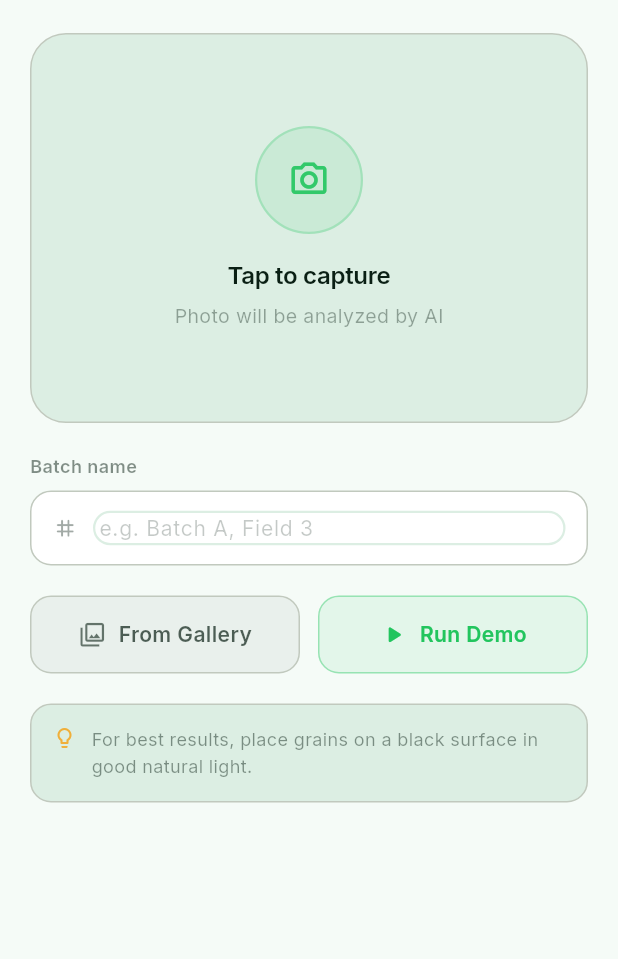
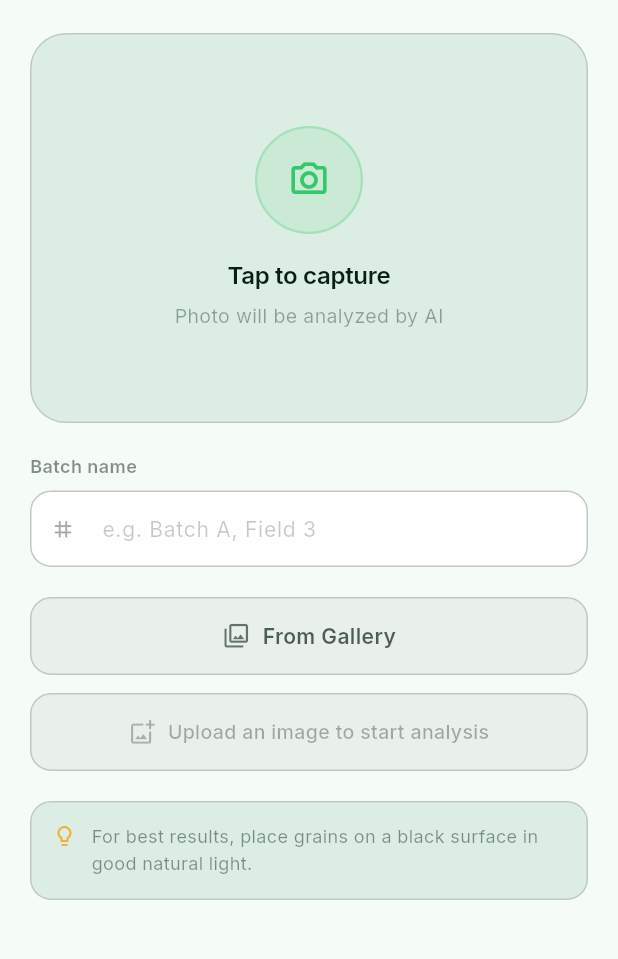
Before and after one commit to FahimKhamsa/Chal.AI-A-Rice-Grain-Analyzer-System, a Flutter app: the screen it shows once a user with an empty profile is signed in, on a phone screen of 412 x 824 dp, the part 87-1046 px from its top. Run offline on Flutter 3.47's test engine with Material 3 defaults, Android fonts, the phone set to English and light mode, and no system bars; our stand-ins replace fl_chart, flutter_riverpod, go_router, google_fonts, image_picker, share_plus and 3 more; missing offline and left inert: dart:js_interop; accounts and stored records are empty.

Commit message:
minor ui/ux fixes

```diff
--- a/Chal.AI/lib/core/localization/app_strings.dart
+++ b/Chal.AI/lib/core/localization/app_strings.dart
@@ -51,6 +51,9 @@ class AppStrings {
   String get couldNotSaveRecord =>
       isBn ? 'রেকর্ড সংরক্ষণ করা যায়নি' : 'Could not save record';
   String get batchADefault => isBn ? 'ব্যাচ এ' : 'Batch A';
+  String get startAnalysis => isBn ? 'বিশ্লেষণ শুরু করুন' : 'Start Analysis';
+  String get uploadImageToStart =>
+      isBn ? 'বিশ্লেষণ শুরু করতে ছবি যোগ করুন' : 'Upload an image to start analysis';
 
   // ── Settings screen ───────────────────────────────────────────────────────
   String get settings => isBn ? 'সেটিংস' : 'Settings';
--- a/Chal.AI/lib/features/auth/presentation/screens/profile_screen.dart
+++ b/Chal.AI/lib/features/auth/presentation/screens/profile_screen.dart
@@ -4,6 +4,7 @@ import 'package:google_fonts/google_fonts.dart';
 
 import '../../../../core/localization/app_strings.dart';
 import '../../../../core/theme/app_theme.dart';
+import '../../../../core/widgets/app_sidebar.dart';
 import '../../domain/models/user_profile.dart';
 import '../providers/profile_provider.dart';
 
@@ -141,6 +142,7 @@ class _ProfileScreenState extends ConsumerState<ProfileScreen> {
             '${profile.firstName[0]}${profile.lastName[0]}'.toUpperCase();
 
         return Scaffold(
+          drawer: const AppSidebar(),
           appBar: AppBar(
             elevation: 0,
             title: Text(
--- a/Chal.AI/lib/features/capture/presentation/providers/capture_provider.dart
+++ b/Chal.AI/lib/features/capture/presentation/providers/capture_provider.dart
@@ -23,7 +23,7 @@ import '../../../history/presentation/providers/history_provider.dart';
 const bool _useMock = bool.fromEnvironment('USE_MOCK', defaultValue: false);
 const bool _useRunPod = bool.fromEnvironment('USE_RUNPOD', defaultValue: true);
 
-enum CaptureStatus { idle, analyzing, done, error }
+enum CaptureStatus { idle, imageSelected, analyzing, done, error }
 
 class CaptureState {
   final String batchName;
@@ -94,34 +94,39 @@ class CaptureNotifier extends StateNotifier<CaptureState> {
     state = state.copyWith(isFlashOn: !state.isFlashOn);
   }
 
-  Future<AnalysisResult?> pickFromGallery() async {
+  Future<void> pickFromGallery() async {
     final xfile = await _picker.pickImage(
       source: ImageSource.gallery,
       imageQuality: 90,
     );
-    if (xfile == null) return null;
-    return _startAnalysis(xfile);
+    if (xfile == null) return;
+    await _loadImage(xfile);
   }
 
-  Future<AnalysisResult?> captureFromCamera() async {
+  Future<void> captureFromCamera() async {
     final xfile = await _picker.pickImage(
       source: ImageSource.camera,
       imageQuality: 90,
       preferredCameraDevice: CameraDevice.rear,
     );
-    if (xfile == null) return null;
-    return _startAnalysis(xfile);
+    if (xfile == null) return;
+    await _loadImage(xfile);
   }
 
-  Future<AnalysisResult?> _startAnalysis(XFile xfile) async {
-    // Load bytes immediately so the preview renders on all platforms
+  Future<void> _loadImage(XFile xfile) async {
     final bytes = await xfile.readAsBytes();
     state = state.copyWith(
       imageBytes: bytes,
       selectedXFile: xfile,
-      status: CaptureStatus.analyzing,
+      status: CaptureStatus.imageSelected,
       clearHistorySaveError: true,
     );
+  }
+
+  Future<AnalysisResult?> startAnalysis() async {
+    final xfile = state.selectedXFile;
+    if (xfile == null) return null;
+    state = state.copyWith(status: CaptureStatus.analyzing);
     return _runAnalysis(xfile);
   }
 
--- a/Chal.AI/lib/features/capture/presentation/screens/capture_screen.dart
+++ b/Chal.AI/lib/features/capture/presentation/screens/capture_screen.dart
@@ -9,7 +9,6 @@ import '../../../../core/router/app_router.dart';
 import '../../../../core/theme/app_theme.dart';
 import '../../../../core/widgets/app_logo.dart';
 import '../../../../core/widgets/app_sidebar.dart';
-import '../../../analysis/domain/models/analysis_result.dart';
 import '../providers/capture_provider.dart';
 import '../widgets/analyzing_overlay.dart';
 
@@ -23,6 +22,7 @@ class CaptureScreen extends ConsumerStatefulWidget {
 class _CaptureScreenState extends ConsumerState<CaptureScreen>
     with SingleTickerProviderStateMixin {
   final _batchController = TextEditingController(text: '');
+  final _batchFocusNode = FocusNode();
   late AnimationController _entryCtrl;
   late Animation<double> _fadeAnim;
   late Animation<Offset> _slideAnim;
@@ -45,6 +45,7 @@ class _CaptureScreenState extends ConsumerState<CaptureScreen>
   @override
   void dispose() {
     _batchController.dispose();
+    _batchFocusNode.dispose();
     _entryCtrl.dispose();
     super.dispose();
   }
@@ -59,7 +60,12 @@ class _CaptureScreenState extends ConsumerState<CaptureScreen>
     ref.listen(captureProvider, (prev, next) {
       if (next.status == CaptureStatus.done && next.result != null) {
         context.push(AppRoutes.analysisResult, extra: next.result);
-        Future.delayed(const Duration(milliseconds: 600), notifier.reset);
+        _batchController.clear();
+        _batchFocusNode.unfocus();
+        Future.delayed(const Duration(milliseconds: 600), () {
+          notifier.reset();
+          _batchFocusNode.unfocus();
+        });
       } else if (next.status == CaptureStatus.error &&
           next.errorMessage != null) {
         ScaffoldMessenger.of(context).showSnackBar(
@@ -83,7 +89,9 @@ class _CaptureScreenState extends ConsumerState<CaptureScreen>
       }
     });
 
-    return Scaffold(
+    return GestureDetector(
+      onTap: () => FocusScope.of(context).unfocus(),
+      child: Scaffold(
         drawer: const AppSidebar(),
         body: Stack(
           children: [
@@ -116,6 +124,7 @@ class _CaptureScreenState extends ConsumerState<CaptureScreen>
                               // ── Batch name field ─────────────────────
                               _BatchSection(
                                 controller: _batchController,
+                                focusNode: _batchFocusNode,
                                 onChanged: notifier.setBatchName,
                                 s: s,
                               ),
@@ -125,16 +134,15 @@ class _CaptureScreenState extends ConsumerState<CaptureScreen>
                               // ── Action buttons ───────────────────────
                               _ActionButtons(
                                 onGallery: () => notifier.pickFromGallery(),
-                              onDemo: () {
-                                final name =
-                                    _batchController.text.trim().isEmpty
-                                        ? s.batchADefault
-                                        : _batchController.text.trim();
-                                context.push(
-                                  AppRoutes.analysisResult,
-                                  extra: AnalysisResult.mock(batchName: name),
-                                );
-                              },
+                                s: s,
+                              ),
+
+                              const SizedBox(height: 12),
+                              _StartAnalysisButton(
+                                onTap: state.status == CaptureStatus.imageSelected
+                                    ? () => notifier.startAnalysis()
+                                    : null,
+                                hasImage: state.hasImage,
                                 s: s,
                               ),
 
@@ -153,8 +161,10 @@ class _CaptureScreenState extends ConsumerState<CaptureScreen>
                 ),
               ),
             ),
-          if (state.status == CaptureStatus.analyzing) const AnalyzingOverlay(),
+            if (state.status == CaptureStatus.analyzing)
+              const AnalyzingOverlay(),
           ],
+        ),
       ),
     );
   }
@@ -373,10 +383,12 @@ class _HeroCaptureCard extends StatelessWidget {
 
 class _BatchSection extends StatelessWidget {
   final TextEditingController controller;
+  final FocusNode focusNode;
   final ValueChanged<String> onChanged;
   final AppStrings s;
   const _BatchSection({
     required this.controller,
+    required this.focusNode,
     required this.onChanged,
     required this.s,
   });
@@ -397,31 +409,9 @@ class _BatchSection extends StatelessWidget {
           ),
         ),
         const SizedBox(height: 8),
-        Container(
-          height: 50,
-          decoration: BoxDecoration(
-            color: Theme.of(context).brightness == Brightness.dark
-                ? const Color(0xFF131E17)
-                : Colors.white,
-            borderRadius: BorderRadius.circular(14),
-            border: Border.all(
-                color: Theme.of(context).colorScheme.outlineVariant, width: 1),
-          ),
-          child: Row(
-            children: [
-              const SizedBox(width: 14),
-              Icon(
-                Icons.tag_rounded,
-                size: 17,
-                color: Theme.of(context)
-                    .colorScheme
-                    .onSurface
-                    .withValues(alpha: 0.38),
-              ),
-              const SizedBox(width: 10),
-              Expanded(
-                child: TextField(
+        TextField(
           controller: controller,
+          focusNode: focusNode,
           onChanged: onChanged,
           style: TextStyle(
             color: Theme.of(context).colorScheme.onSurface,
@@ -430,8 +420,18 @@ class _BatchSection extends StatelessWidget {
           ),
           cursorColor: AppTheme.healthyGreen,
           decoration: InputDecoration(
-                    border: InputBorder.none,
-                    filled: false,
+            prefixIcon: Icon(
+              Icons.tag_rounded,
+              size: 17,
+              color: Theme.of(context)
+                  .colorScheme
+                  .onSurface
+                  .withValues(alpha: 0.38),
+            ),
+            prefixIconConstraints: const BoxConstraints(
+              minWidth: 44,
+              minHeight: 0,
+            ),
             hintText: s.batchNameHint,
             hintStyle: TextStyle(
               color: Theme.of(context)
@@ -441,13 +441,33 @@ class _BatchSection extends StatelessWidget {
               fontSize: 14,
               fontWeight: FontWeight.w400,
             ),
-                    contentPadding: EdgeInsets.zero,
-                    isDense: true,
+            filled: true,
+            fillColor: Theme.of(context).brightness == Brightness.dark
+                ? const Color(0xFF131E17)
+                : Colors.white,
+            contentPadding:
+                const EdgeInsets.symmetric(horizontal: 16, vertical: 14),
+            enabledBorder: OutlineInputBorder(
+              borderRadius: BorderRadius.circular(14),
+              borderSide: BorderSide(
+                color: Theme.of(context).colorScheme.outlineVariant,
+                width: 1,
               ),
             ),
+            focusedBorder: OutlineInputBorder(
+              borderRadius: BorderRadius.circular(14),
+              borderSide: const BorderSide(
+                color: AppTheme.healthyGreen,
+                width: 1.5,
               ),
-              const SizedBox(width: 14),
-            ],
+            ),
+            border: OutlineInputBorder(
+              borderRadius: BorderRadius.circular(14),
+              borderSide: BorderSide(
+                color: Theme.of(context).colorScheme.outlineVariant,
+                width: 1,
+              ),
+            ),
           ),
         ),
       ],
@@ -459,11 +479,11 @@ class _BatchSection extends StatelessWidget {
 
 class _ActionButtons extends StatelessWidget {
   final VoidCallback onGallery;
-  final VoidCallback onDemo;
+  // final VoidCallback onDemo;
   final AppStrings s;
   const _ActionButtons({
     required this.onGallery,
-    required this.onDemo,
+    // required this.onDemo,
     required this.s,
   });
 
@@ -478,15 +498,15 @@ class _ActionButtons extends StatelessWidget {
             onTap: onGallery,
           ),
         ),
-        const SizedBox(width: 12),
-        Expanded(
-          child: _OutlineBtn(
-            icon: Icons.play_arrow_rounded,
-            label: s.runDemo,
-            onTap: onDemo,
-            accent: true,
-          ),
-        ),
+        // const SizedBox(width: 12),
+        // Expanded(
+        //   child: _OutlineBtn(
+        //     icon: Icons.play_arrow_rounded,
+        //     label: s.runDemo,
+        //     onTap: onDemo,
+        //     accent: true,
+        //   ),
+        // ),
       ],
     );
   }
@@ -496,28 +516,18 @@ class _OutlineBtn extends StatelessWidget {
   final IconData icon;
   final String label;
   final VoidCallback onTap;
-  final bool accent;
   const _OutlineBtn({
     required this.icon,
     required this.label,
     required this.onTap,
-    this.accent = false,
   });
 
   @override
   Widget build(BuildContext context) {
-    final bg = accent
-        ? AppTheme.healthyGreen.withAlpha(22)
-        : Theme.of(context).colorScheme.onSurface.withValues(alpha: 0.05);
-    final border = accent
-        ? AppTheme.healthyGreen.withAlpha(100)
-        : Theme.of(context).colorScheme.outlineVariant;
-    final iconColor = accent
-        ? AppTheme.healthyGreen
-        : Theme.of(context).colorScheme.onSurface.withValues(alpha: 0.6);
-    final textColor = accent
-        ? AppTheme.healthyGreen
-        : Theme.of(context).colorScheme.onSurface.withValues(alpha: 0.7);
+    final bg = Theme.of(context).colorScheme.onSurface.withValues(alpha: 0.05);
+    final border = Theme.of(context).colorScheme.outlineVariant;
+    final iconColor = Theme.of(context).colorScheme.onSurface.withValues(alpha: 0.6);
+    final textColor = Theme.of(context).colorScheme.onSurface.withValues(alpha: 0.7);
 
     return GestureDetector(
       onTap: onTap,
@@ -543,6 +553,81 @@ class _OutlineBtn extends StatelessWidget {
             ),
           ],
         ),
+      ),
+    );
+  }
+}
+
+// ─── Start Analysis Button ────────────────────────────────────────────────────
+
+class _StartAnalysisButton extends StatelessWidget {
+  final VoidCallback? onTap;
+  final bool hasImage;
+  final AppStrings s;
+  const _StartAnalysisButton({
+    required this.onTap,
+    required this.hasImage,
+    required this.s,
+  });
+
+  @override
+  Widget build(BuildContext context) {
+    if (hasImage) {
+      return GestureDetector(
+        onTap: onTap,
+        child: Container(
+          height: 52,
+          decoration: BoxDecoration(
+            color: AppTheme.healthyGreen,
+            borderRadius: BorderRadius.circular(14),
+          ),
+          child: Row(
+            mainAxisAlignment: MainAxisAlignment.center,
+            children: [
+              const Icon(Icons.play_arrow_rounded, color: Colors.white, size: 20),
+              const SizedBox(width: 8),
+              Text(
+                s.startAnalysis,
+                style: const TextStyle(
+                  color: Colors.white,
+                  fontSize: 15,
+                  fontWeight: FontWeight.w700,
+                ),
+              ),
+            ],
+          ),
+        ),
+      );
+    }
+
+    return Container(
+      height: 52,
+      decoration: BoxDecoration(
+        color: Theme.of(context).colorScheme.onSurface.withValues(alpha: 0.05),
+        borderRadius: BorderRadius.circular(14),
+        border: Border.all(
+          color: Theme.of(context).colorScheme.outlineVariant,
+          width: 1,
+        ),
+      ),
+      child: Row(
+        mainAxisAlignment: MainAxisAlignment.center,
+        children: [
+          Icon(
+            Icons.add_photo_alternate_outlined,
+            size: 18,
+            color: Theme.of(context).colorScheme.onSurface.withValues(alpha: 0.3),
+          ),
+          const SizedBox(width: 8),
+          Text(
+            s.uploadImageToStart,
+            style: TextStyle(
+              color: Theme.of(context).colorScheme.onSurface.withValues(alpha: 0.35),
+              fontSize: 13,
+              fontWeight: FontWeight.w500,
+            ),
+          ),
+        ],
       ),
     );
   }
--- a/Chal.AI/lib/features/history/presentation/screens/history_screen.dart
+++ b/Chal.AI/lib/features/history/presentation/screens/history_screen.dart
@@ -8,6 +8,7 @@ import '../../../../core/theme/app_theme.dart';
 import '../../domain/models/analysis_record.dart';
 import '../providers/history_provider.dart';
 import '../../../../core/router/app_router.dart';
+import '../../../../core/widgets/app_sidebar.dart';
 
 class HistoryScreen extends ConsumerWidget {
   const HistoryScreen({super.key});
@@ -19,6 +20,7 @@ class HistoryScreen extends ConsumerWidget {
     final cs = Theme.of(context).colorScheme;
 
     return Scaffold(
+      drawer: const AppSidebar(),
       appBar: AppBar(
         title: Text(
           s.analysisHistory,
--- a/Chal.AI/lib/features/settings/presentation/screens/settings_screen.dart
+++ b/Chal.AI/lib/features/settings/presentation/screens/settings_screen.dart
@@ -6,6 +6,7 @@ import '../../../../core/localization/app_strings.dart';
 import '../../../../core/providers/language_provider.dart';
 import '../../../../core/providers/theme_provider.dart';
 import '../../../../core/theme/app_theme.dart';
+import '../../../../core/widgets/app_sidebar.dart';
 
 class SettingsScreen extends ConsumerWidget {
   const SettingsScreen({super.key});
@@ -33,6 +34,7 @@ class SettingsScreen extends ConsumerWidget {
     );
 
     return Scaffold(
+      drawer: const AppSidebar(),
       appBar: AppBar(
         title: Text(
           s.settings,
```
Lines whose indentation alone changed are shown as unchanged.
